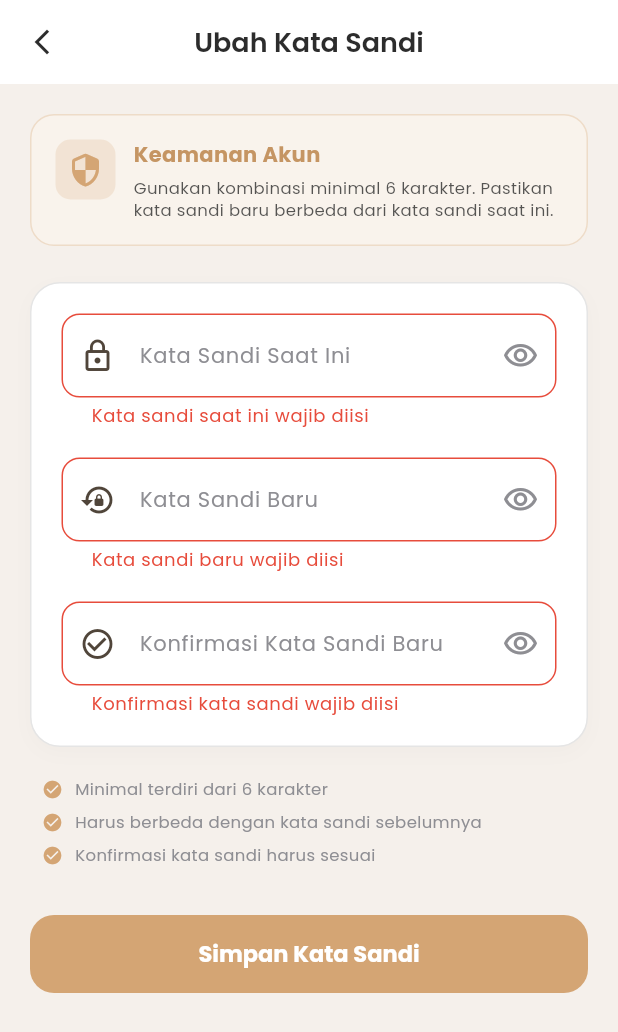
After one commit to sonijulianto/dekorin_apps, a Flutter app: the ChangePasswordView screen opened directly, after a tap on "Simpan Kata Sandi", on a phone screen of 412 x 824 dp. The commit adds this screen. Shown: the top 1032 px of the screen. Run offline on Flutter 3.47's test engine with Material 3 defaults, Android fonts, the phone set to English and light mode, and no system bars; our stand-ins replace flutter_riverpod, flutter_svg, google_fonts, image_picker, package_info_plus, pdf and 2 more; missing offline and left inert: ota_update; accounts and stored records are empty; network calls fail.

Commit message:
feat: tambah fitur ubah kata sandi di profil dan unit test

```diff
--- a/lib/data/datasources/remote/api_endpoint.dart
+++ b/lib/data/datasources/remote/api_endpoint.dart
@@ -20,6 +20,7 @@ class ApiEndpoint {
 
   // ── Auth ──────────────────────────────────────────────────
   static const String login = '/auth/login';
+  static const String changePassword = '/auth/change-password';
 
   // ── Users ─────────────────────────────────────────────────
   static const String users = '/users';
--- a/lib/domain/repositories/auth_repository.dart
+++ b/lib/domain/repositories/auth_repository.dart
@@ -8,4 +8,10 @@ abstract class AuthRepository {
     required String password,
     String? email,
   });
+
+  /// Mengubah password akun user yang sedang aktif
+  Future<void> changePassword({
+    required String currentPassword,
+    required String newPassword,
+  });
 }
--- /dev/null
+++ b/lib/ui/features/profile/views/change_password_view.dart
@@ -0,0 +1,354 @@
+import 'package:flutter/material.dart';
+import 'package:flutter_riverpod/flutter_riverpod.dart';
+
+import 'package:dekorin_apps/config/theme/app_colors.dart';
+import 'package:dekorin_apps/config/theme/app_typography.dart';
+import 'package:dekorin_apps/ui/core/widgets/dekorin_text_field.dart';
+import 'package:dekorin_apps/ui/features/profile/view_models/change_password_view_model.dart';
+
+class ChangePasswordView extends ConsumerStatefulWidget {
+  const ChangePasswordView({super.key});
+
+  @override
+  ConsumerState<ChangePasswordView> createState() => _ChangePasswordViewState();
+}
+
+class _ChangePasswordViewState extends ConsumerState<ChangePasswordView> {
+  final _formKey = GlobalKey<FormState>();
+  final _currentPasswordController = TextEditingController();
+  final _newPasswordController = TextEditingController();
+  final _confirmPasswordController = TextEditingController();
+
+  @override
+  void dispose() {
+    _currentPasswordController.dispose();
+    _newPasswordController.dispose();
+    _confirmPasswordController.dispose();
+    super.dispose();
+  }
+
+  Future<void> _onSubmit() async {
+    // Tutup keyboard
+    FocusScope.of(context).unfocus();
+
+    if (!(_formKey.currentState?.validate() ?? false)) {
+      return;
+    }
+
+    final viewModel = ref.read(changePasswordViewModelProvider.notifier);
+    final success = await viewModel.changePassword(
+      currentPassword: _currentPasswordController.text,
+      newPassword: _newPasswordController.text,
+      confirmPassword: _confirmPasswordController.text,
+    );
+
+    if (!mounted) return;
+
+    if (success) {
+      ScaffoldMessenger.of(context).showSnackBar(
+        SnackBar(
+          content: Row(
+            children: [
+              const Icon(Icons.check_circle_rounded, color: Colors.white, size: 22),
+              const SizedBox(width: 12),
+              Expanded(
+                child: Text(
+                  'Password berhasil diperbarui!',
+                  style: AppTypography.bodyMedium.copyWith(
+                    color: Colors.white,
+                    fontWeight: FontWeight.w600,
+                  ),
+                ),
+              ),
+            ],
+          ),
+          backgroundColor: AppColors.successGreen,
+          behavior: SnackBarBehavior.floating,
+          shape: RoundedRectangleBorder(borderRadius: BorderRadius.circular(12)),
+          margin: const EdgeInsets.all(16),
+        ),
+      );
+      Navigator.of(context).pop();
+    } else {
+      final errorMsg = ref.read(changePasswordViewModelProvider).errorMessage;
+      if (errorMsg != null && errorMsg.isNotEmpty) {
+        ScaffoldMessenger.of(context).showSnackBar(
+          SnackBar(
+            content: Row(
+              children: [
+                const Icon(Icons.error_outline, color: Colors.white, size: 22),
+                const SizedBox(width: 12),
+                Expanded(
+                  child: Text(
+                    errorMsg,
+                    style: AppTypography.bodyMedium.copyWith(color: Colors.white),
+                  ),
+                ),
+              ],
+            ),
+            backgroundColor: AppColors.errorRed,
+            behavior: SnackBarBehavior.floating,
+            shape: RoundedRectangleBorder(borderRadius: BorderRadius.circular(12)),
+            margin: const EdgeInsets.all(16),
+          ),
+        );
+      }
+    }
+  }
+
+  @override
+  Widget build(BuildContext context) {
+    final state = ref.watch(changePasswordViewModelProvider);
+    final viewModel = ref.read(changePasswordViewModelProvider.notifier);
+
+    return Scaffold(
+      backgroundColor: AppColors.backgroundLight,
+      appBar: AppBar(
+        title: Text('Ubah Kata Sandi', style: AppTypography.titleLarge),
+        backgroundColor: Colors.white,
+        elevation: 0,
+        centerTitle: true,
+        leading: IconButton(
+          icon: const Icon(Icons.arrow_back_ios_new, size: 20, color: AppColors.textDark),
+          onPressed: () => Navigator.of(context).pop(),
+        ),
+      ),
+      body: SafeArea(
+        child: SingleChildScrollView(
+          padding: const EdgeInsets.all(20),
+          child: Form(
+            key: _formKey,
+            child: Column(
+              crossAxisAlignment: CrossAxisAlignment.start,
+              children: [
+                // Info Card
+                Container(
+                  padding: const EdgeInsets.all(16),
+                  decoration: BoxDecoration(
+                    color: AppColors.goldLight,
+                    borderRadius: BorderRadius.circular(16),
+                    border: Border.all(color: AppColors.primaryGold.withValues(alpha: 0.3)),
+                  ),
+                  child: Row(
+                    crossAxisAlignment: CrossAxisAlignment.start,
+                    children: [
+                      Container(
+                        padding: const EdgeInsets.all(8),
+                        decoration: BoxDecoration(
+                          color: AppColors.primaryGold.withValues(alpha: 0.2),
+                          borderRadius: BorderRadius.circular(10),
+                        ),
+                        child: const Icon(
+                          Icons.security_rounded,
+                          color: AppColors.primaryGold,
+                          size: 24,
+                        ),
+                      ),
+                      const SizedBox(width: 12),
+                      Expanded(
+                        child: Column(
+                          crossAxisAlignment: CrossAxisAlignment.start,
+                          children: [
+                            Text(
+                              'Keamanan Akun',
+                              style: AppTypography.titleSmall.copyWith(
+                                color: AppColors.secondaryGold,
+                                fontWeight: FontWeight.bold,
+                              ),
+                            ),
+                            const SizedBox(height: 4),
+                            Text(
+                              'Gunakan kombinasi minimal 6 karakter. Pastikan kata sandi baru berbeda dari kata sandi saat ini.',
+                              style: AppTypography.caption.copyWith(
+                                color: AppColors.textDark.withValues(alpha: 0.8),
+                                height: 1.4,
+                              ),
+                            ),
+                          ],
+                        ),
+                      ),
+                    ],
+                  ),
+                ),
+                const SizedBox(height: 24),
+
+                // Form Container
+                Container(
+                  padding: const EdgeInsets.all(20),
+                  decoration: BoxDecoration(
+                    color: Colors.white,
+                    borderRadius: BorderRadius.circular(20),
+                    border: Border.all(color: AppColors.borderLight),
+                    boxShadow: [
+                      BoxShadow(
+                        color: Colors.black.withValues(alpha: 0.02),
+                        blurRadius: 10,
+                        offset: const Offset(0, 4),
+                      ),
+                    ],
+                  ),
+                  child: Column(
+                    crossAxisAlignment: CrossAxisAlignment.start,
+                    children: [
+                      // Password Saat Ini
+                      DekorinTextField(
+                        controller: _currentPasswordController,
+                        label: 'Kata Sandi Saat Ini',
+                        hint: 'Masukkan kata sandi lama',
+                        prefixIcon: Icons.lock_outline,
+                        obscureText: !state.isCurrentPasswordVisible,
+                        textInputAction: TextInputAction.next,
+                        suffixIcon: IconButton(
+                          icon: Icon(
+                            state.isCurrentPasswordVisible
+                                ? Icons.visibility_off_outlined
+                                : Icons.visibility_outlined,
+                            color: AppColors.textLight,
+                          ),
+                          onPressed: viewModel.toggleCurrentPasswordVisibility,
+                        ),
+                        validator: (value) {
+                          if (value == null || value.trim().isEmpty) {
+                            return 'Kata sandi saat ini wajib diisi';
+                          }
+                          return null;
+                        },
+                      ),
+                      const SizedBox(height: 20),
+
+                      // Password Baru
+                      DekorinTextField(
+                        controller: _newPasswordController,
+                        label: 'Kata Sandi Baru',
+                        hint: 'Minimal 6 karakter',
+                        prefixIcon: Icons.lock_reset,
+                        obscureText: !state.isNewPasswordVisible,
+                        textInputAction: TextInputAction.next,
+                        suffixIcon: IconButton(
+                          icon: Icon(
+                            state.isNewPasswordVisible
+                                ? Icons.visibility_off_outlined
+                                : Icons.visibility_outlined,
+                            color: AppColors.textLight,
+                          ),
+                          onPressed: viewModel.toggleNewPasswordVisibility,
+                        ),
+                        validator: (value) {
+                          if (value == null || value.trim().isEmpty) {
+                            return 'Kata sandi baru wajib diisi';
+                          }
+                          if (value.trim().length < 6) {
+                            return 'Kata sandi minimal 6 karakter';
+                          }
+                          if (value.trim() == _currentPasswordController.text.trim()) {
+                            return 'Kata sandi baru tidak boleh sama dengan saat ini';
+                          }
+                          return null;
+                        },
+                      ),
+                      const SizedBox(height: 20),
+
+                      // Konfirmasi Password Baru
+                      DekorinTextField(
+                        controller: _confirmPasswordController,
+                        label: 'Konfirmasi Kata Sandi Baru',
+                        hint: 'Ulangi kata sandi baru',
+                        prefixIcon: Icons.check_circle_outline,
+                        obscureText: !state.isConfirmPasswordVisible,
+                        textInputAction: TextInputAction.done,
+                        onFieldSubmitted: (_) => _onSubmit(),
+                        suffixIcon: IconButton(
+                          icon: Icon(
+                            state.isConfirmPasswordVisible
+                                ? Icons.visibility_off_outlined
+                                : Icons.visibility_outlined,
+                            color: AppColors.textLight,
+                          ),
+                          onPressed: viewModel.toggleConfirmPasswordVisibility,
+                        ),
+                        validator: (value) {
+                          if (value == null || value.trim().isEmpty) {
+                            return 'Konfirmasi kata sandi wajib diisi';
+                          }
+                          if (value.trim() != _newPasswordController.text.trim()) {
+                            return 'Konfirmasi kata sandi tidak cocok';
+                          }
+                          return null;
+                        },
+                      ),
+                    ],
+                  ),
+                ),
+                const SizedBox(height: 20),
+
+                // Syarat kata sandi
+                Padding(
+                  padding: const EdgeInsets.symmetric(horizontal: 8),
+                  child: Column(
+                    children: [
+                      _buildRequirementItem('Minimal terdiri dari 6 karakter'),
+                      const SizedBox(height: 6),
+                      _buildRequirementItem('Harus berbeda dengan kata sandi sebelumnya'),
+                      const SizedBox(height: 6),
+                      _buildRequirementItem('Konfirmasi kata sandi harus sesuai'),
+                    ],
+                  ),
+                ),
+                const SizedBox(height: 32),
+
+                // Submit Button
+                SizedBox(
+                  width: double.infinity,
+                  height: 52,
+                  child: ElevatedButton(
+                    onPressed: state.isLoading ? null : _onSubmit,
+                    style: ElevatedButton.styleFrom(
+                      backgroundColor: AppColors.primaryGold,
+                      disabledBackgroundColor: AppColors.primaryGold.withValues(alpha: 0.6),
+                      shape: RoundedRectangleBorder(
+                        borderRadius: BorderRadius.circular(16),
+                      ),
+                      elevation: 0,
+                    ),
+                    child: state.isLoading
+                        ? const SizedBox(
+                            width: 22,
+                            height: 22,
+                            child: CircularProgressIndicator(
+                              color: Colors.white,
+                              strokeWidth: 2.5,
+                            ),
+                          )
+                        : Text(
+                            'Simpan Kata Sandi',
+                            style: AppTypography.button.copyWith(
+                              color: Colors.white,
+                              fontWeight: FontWeight.bold,
+                              fontSize: 15,
+                            ),
+                          ),
+                  ),
+                ),
+              ],
+            ),
+          ),
+        ),
+      ),
+    );
+  }
+
+  Widget _buildRequirementItem(String text) {
+    return Row(
+      children: [
+        const Icon(Icons.check_circle, size: 14, color: AppColors.primaryGold),
+        const SizedBox(width: 8),
+        Expanded(
+          child: Text(
+            text,
+            style: AppTypography.caption.copyWith(color: AppColors.textLight),
+          ),
+        ),
+      ],
+    );
+  }
+}
```
Also changed, not shown: lib/data/repositories/auth_repository_impl.dart (+11 -0 lines), lib/data/services/auth_service.dart (+14 -0 lines), lib/ui/features/profile/view_models/change_password_view_model.dart (added, +158 -0 lines), lib/ui/features/profile/views/profile_view.dart (+45 -0 lines), 1 other file.
